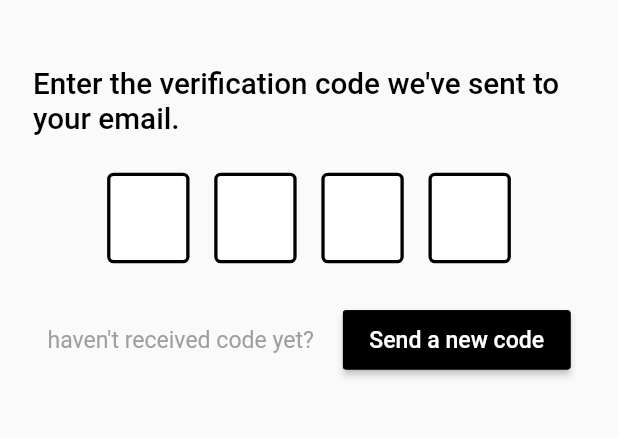
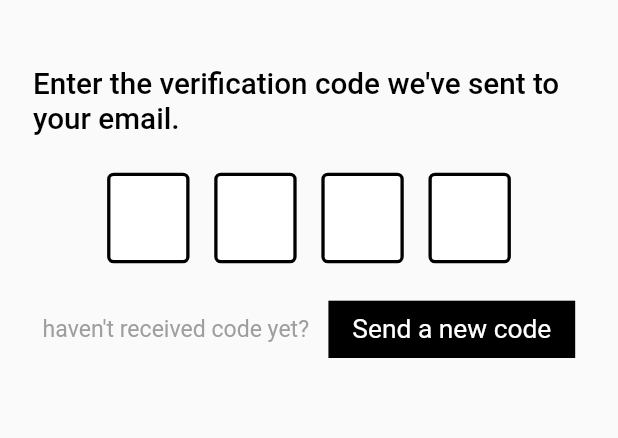
Before and after one commit to niralchecker/Rewind, a Flutter app: the OtpScreen screen opened by its route, on a phone screen of 412 x 824 dp, the part 105-543 px from its top. Run offline on Flutter 3.47's test engine with Material 2 defaults, Android fonts, the phone set to English and light mode, and no system bars; our stand-ins replace connectivity_plus, flutter_svg, fluttertoast, get, get_storage, google_sign_in and 3 more; accounts and stored records are empty; Roboto replaces fonts that are missing (SfProFont).

Commit message:
Formated Code

```diff
--- a/lib/modules/signup/views/otp_screen.dart
+++ b/lib/modules/signup/views/otp_screen.dart
@@ -6,6 +6,7 @@ import 'package:rewind/resources/app_images.dart';
 import 'package:rewind/resources/app_texts.dart';
 import 'package:rewind/widget/dynamic_text.dart';
 
+import '../../../widget/custom_button.dart';
 import '../../../widget/custom_textfield.dart';
 import '../../../widget/top_slider.dart';
 import '../controllers/otp_controller.dart';
@@ -165,25 +166,14 @@ class OtpScreen extends StatelessWidget {
                 style: const TextStyle(
                     fontFamily: 'SfProFont', color: Colors.grey),
               ),
-              ElevatedButton(
-                  style: ButtonStyle(
-                      foregroundColor:
-                          MaterialStateProperty.all<Color>(Colors.white),
-                      backgroundColor:
-                          MaterialStateProperty.all<Color>(Colors.black),
-                      shape: MaterialStateProperty.all<RoundedRectangleBorder>(
-                          const RoundedRectangleBorder(
-                              borderRadius:
-                                  BorderRadius.all(Radius.circular(2)),
-                              side: BorderSide(color: Colors.black)))),
-                  onPressed: () {},
-                  child: DynamicText(
-                      text: AppTexts.newCode,
-                      style: const TextStyle(
-                        fontSize: 14,
-                        color: Colors.white,
-                        fontFamily: 'SfProFont',
-                      )))
+              SimpleRoundedButton(
+                width: 150,
+                height: 35,
+                onTap: () {
+                  controller.gotoNext();
+                },
+                title: AppTexts.newCode,
+              )
             ])
           ],
         ),
--- a/lib/resources/app_texts.dart
+++ b/lib/resources/app_texts.dart
@@ -16,4 +16,5 @@ class AppTexts {
   static String receivedCodeText = "haven't received code yet?";
   static String newCode = "Send a new code";
   static String createAccount = "Create new account? ";
+  static String signInWith = 'Sign in with';
 }
--- a/lib/widget/custom_textfield.dart
+++ b/lib/widget/custom_textfield.dart
@@ -51,9 +51,10 @@ class CustomTextField extends StatefulWidget {
   final TextStyle? textStyle;
   final TextAlign? textAlign;
   final Function()? onEditingComplete;
+  final double? height;
 
-  const CustomTextField({
-    super.key,
+  const CustomTextField(
+      {super.key,
       required this.backgroundColour,
       this.hintColor,
       this.headerIcon,
@@ -102,7 +103,7 @@ class CustomTextField extends StatefulWidget {
       this.textStyle,
       this.textAlign,
       this.onEditingComplete,
-  });
+      this.height});
 
   @override
   State<CustomTextField> createState() => _CustomTextFieldState();
```
Lines whose indentation alone changed are shown as unchanged.
